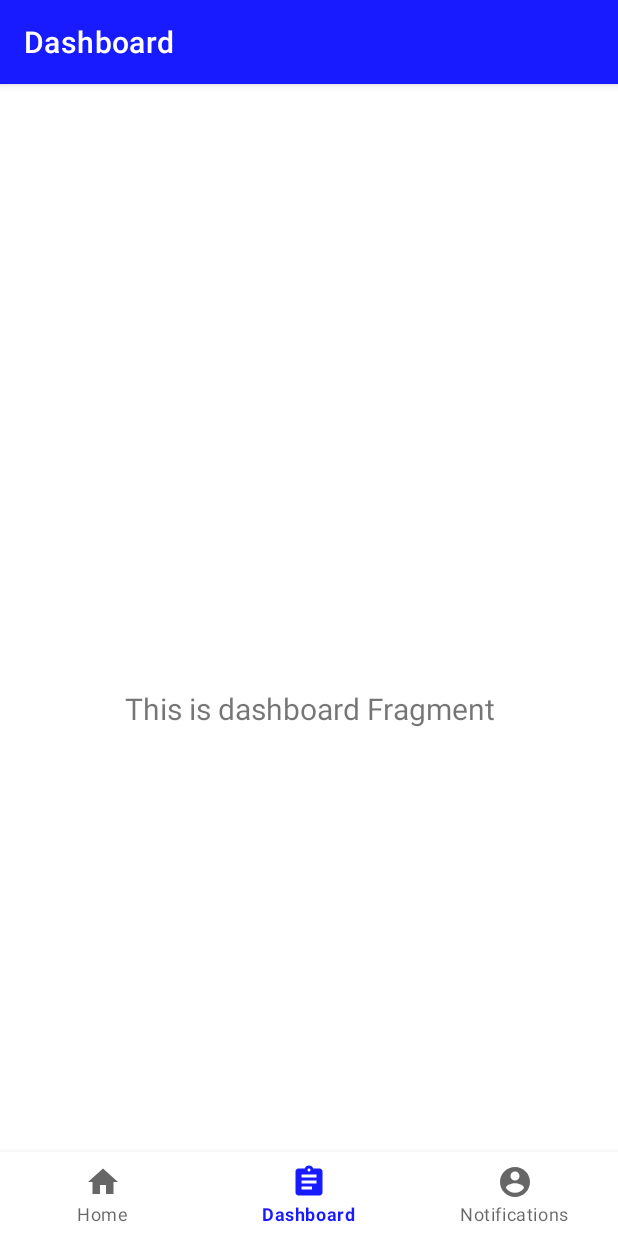
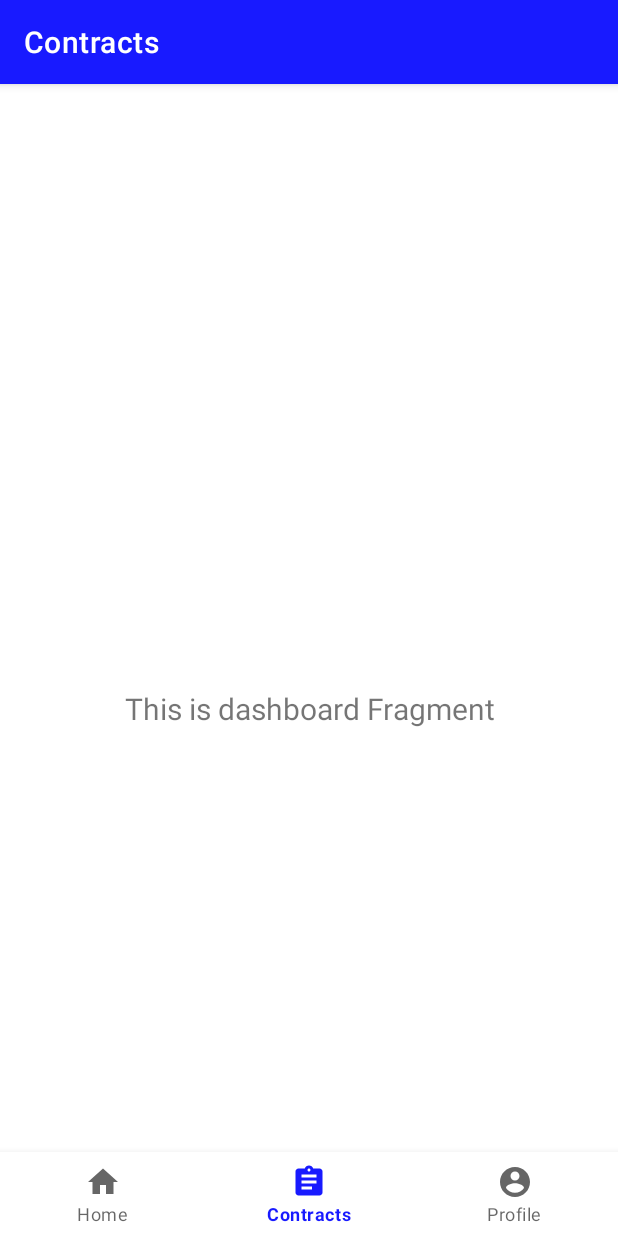
Before and after one commit to NLCodeTeam/faa-demo, an Android app: the ContractFragment screen opened through its navigation route, item 2 of the bottom bar chosen, on a phone screen of 412 x 824 dp. Run offline under Robolectric (Android 15) with nearby library versions, the phone set to English and light mode, and no system bars; our stand-ins replace navigation-ui.

Commit message:
Подключил все что нужно было

```diff
--- a/app/src/main/java/com/kapait/faa/MainActivity.kt
+++ b/app/src/main/java/com/kapait/faa/MainActivity.kt
@@ -19,7 +19,7 @@ class MainActivity : AppCompatActivity() {
         // Passing each menu ID as a set of Ids because each
         // menu should be considered as top level destinations.
         val appBarConfiguration = AppBarConfiguration(setOf(
-                R.id.navigation_home, R.id.navigation_dashboard, R.id.navigation_notifications))
+                R.id.navigation_home, R.id.navigation_contracts, R.id.navigation_profile))
         setupActionBarWithNavController(navController, appBarConfiguration)
         navView.setupWithNavController(navController)
     }
--- a/app/src/main/java/com/kapait/faa/ui/notifications/ProfileFragment.kt
+++ b/app/src/main/java/com/kapait/faa/ui/dashboard/ContractFragment.kt
@@ -1,4 +1,4 @@
-package com.kapait.faa.ui.notifications
+package com.kapait.faa.ui.dashboard
 
 import android.os.Bundle
 import android.view.LayoutInflater
@@ -10,20 +10,20 @@ import androidx.lifecycle.Observer
 import androidx.lifecycle.ViewModelProvider
 import com.kapait.faa.R
 
-class ProfileFragment : Fragment() {
+class ContractFragment : Fragment() {
 
-    private lateinit var profileViewModel: ProfileViewModel
+    private lateinit var contractViewModel: ContractViewModel
 
     override fun onCreateView(
             inflater: LayoutInflater,
             container: ViewGroup?,
             savedInstanceState: Bundle?
     ): View? {
-        profileViewModel =
-                ViewModelProvider(this).get(ProfileViewModel::class.java)
-        val root = inflater.inflate(R.layout.fragment_notifications, container, false)
-        val textView: TextView = root.findViewById(R.id.text_notifications)
-        profileViewModel.text.observe(viewLifecycleOwner, Observer {
+        contractViewModel =
+                ViewModelProvider(this).get(ContractViewModel::class.java)
+        val root = inflater.inflate(R.layout.fragment_dashboard, container, false)
+        val textView: TextView = root.findViewById(R.id.text_dashboard)
+        contractViewModel.text.observe(viewLifecycleOwner, Observer {
             textView.text = it
         })
         return root
--- a/app/src/main/java/com/kapait/faa/ui/dashboard/DashboardViewModel.kt
+++ b/app/src/main/java/com/kapait/faa/ui/dashboard/ContractViewModel.kt
@@ -4,7 +4,7 @@ import androidx.lifecycle.LiveData
 import androidx.lifecycle.MutableLiveData
 import androidx.lifecycle.ViewModel
 
-class DashboardViewModel : ViewModel() {
+class ContractViewModel : ViewModel() {
 
     private val _text = MutableLiveData<String>().apply {
         value = "This is dashboard Fragment"
--- a/app/src/main/java/com/kapait/faa/ui/dashboard/DashboardFragment.kt
+++ /dev/null
@@ -1,31 +0,0 @@
-package com.kapait.faa.ui.dashboard
-
-import android.os.Bundle
-import android.view.LayoutInflater
-import android.view.View
-import android.view.ViewGroup
-import android.widget.TextView
-import androidx.fragment.app.Fragment
-import androidx.lifecycle.Observer
-import androidx.lifecycle.ViewModelProvider
-import com.kapait.faa.R
-
-class DashboardFragment : Fragment() {
-
-    private lateinit var dashboardViewModel: DashboardViewModel
-
-    override fun onCreateView(
-            inflater: LayoutInflater,
-            container: ViewGroup?,
-            savedInstanceState: Bundle?
-    ): View? {
-        dashboardViewModel =
-                ViewModelProvider(this).get(DashboardViewModel::class.java)
-        val root = inflater.inflate(R.layout.fragment_dashboard, container, false)
-        val textView: TextView = root.findViewById(R.id.text_dashboard)
-        dashboardViewModel.text.observe(viewLifecycleOwner, Observer {
-            textView.text = it
-        })
-        return root
-    }
-}
--- a/app/src/main/java/com/kapait/faa/ui/profile/ProfileFragment.kt
+++ b/app/src/main/java/com/kapait/faa/ui/profile/ProfileFragment.kt
@@ -6,6 +6,7 @@ import android.view.View
 import android.view.ViewGroup
 import androidx.core.content.res.ResourcesCompat
 import androidx.fragment.app.Fragment
+import androidx.lifecycle.ViewModelProvider
 import com.kapait.faa.R
 import com.kapait.faa.databinding.FragmentProfileBinding
 import com.kapait.faa.ui.common.material_date_picker.SlideDatePickerDialog
@@ -15,6 +16,7 @@ import java.util.*
 class ProfileFragment: Fragment(), SlideDatePickerDialogCallback {
 
     private var profileBinding: FragmentProfileBinding? = null
+    private lateinit var profileViewModel: ProfileViewModel
     private val binding
         get() = profileBinding!!
 
@@ -24,6 +26,7 @@ class ProfileFragment: Fragment(), SlideDatePickerDialogCallback {
         savedInstanceState: Bundle?
     ): View {
         profileBinding = FragmentProfileBinding.inflate(layoutInflater, container, false)
+        profileViewModel = ViewModelProvider(this).get(ProfileViewModel::class.java)
         return binding.root
     }
 
--- a/app/src/main/java/com/kapait/faa/ui/notifications/ProfileViewModel.kt
+++ b/app/src/main/java/com/kapait/faa/ui/profile/ProfileViewModel.kt
@@ -1,4 +1,4 @@
-package com.kapait.faa.ui.notifications
+package com.kapait.faa.ui.profile
 
 import androidx.lifecycle.LiveData
 import androidx.lifecycle.MutableLiveData
--- a/app/src/main/res/layout/fragment_dashboard.xml
+++ b/app/src/main/res/layout/fragment_dashboard.xml
@@ -4,7 +4,7 @@
     xmlns:tools="http://schemas.android.com/tools"
     android:layout_width="match_parent"
     android:layout_height="match_parent"
-    tools:context=".ui.dashboard.DashboardFragment">
+    tools:context=".ui.dashboard.ContractFragment">
 
     <TextView
         android:id="@+id/text_dashboard"
--- a/app/src/main/res/menu/bottom_nav_menu.xml
+++ b/app/src/main/res/menu/bottom_nav_menu.xml
@@ -7,13 +7,13 @@
         android:title="@string/title_home" />
 
     <item
-        android:id="@+id/navigation_dashboard"
+        android:id="@+id/navigation_contracts"
         android:icon="@drawable/ic_baseline_assignment_24"
-        android:title="@string/title_dashboard" />
+        android:title="@string/title_contracts" />
 
     <item
-        android:id="@+id/navigation_notifications"
+        android:id="@+id/navigation_profile"
         android:icon="@drawable/ic_baseline_account_circle_24"
-        android:title="@string/title_notifications" />
+        android:title="@string/title_profile" />
 
 </menu>
--- a/app/src/main/res/navigation/mobile_navigation.xml
+++ b/app/src/main/res/navigation/mobile_navigation.xml
@@ -12,14 +12,14 @@
         tools:layout="@layout/fragment_home" />
 
     <fragment
-        android:id="@+id/navigation_dashboard"
-        android:name="com.kapait.faa.ui.dashboard.DashboardFragment"
-        android:label="@string/title_dashboard"
+        android:id="@+id/navigation_contracts"
+        android:name="com.kapait.faa.ui.dashboard.ContractFragment"
+        android:label="@string/title_contracts"
         tools:layout="@layout/fragment_dashboard" />
 
     <fragment
-        android:id="@+id/navigation_notifications"
-        android:name="com.kapait.faa.ui.notifications.ProfileFragment"
-        android:label="@string/title_notifications"
+        android:id="@+id/navigation_profile"
+        android:name="com.kapait.faa.ui.profile.ProfileFragment"
+        android:label="@string/title_profile"
         tools:layout="@layout/fragment_notifications" />
 </navigation>
--- a/app/src/main/res/values/strings.xml
+++ b/app/src/main/res/values/strings.xml
@@ -1,8 +1,8 @@
 <resources>
     <string name="app_name">faa</string>
     <string name="title_home">Home</string>
-    <string name="title_dashboard">Dashboard</string>
-    <string name="title_notifications">Notifications</string>
+    <string name="title_contracts">Contracts</string>
+    <string name="title_profile">Profile</string>
     <!-- TODO: Remove or change this placeholder text -->
     <string name="hello_blank_fragment">Hello blank fragment</string>
     <string name="email">Email</string>
```
Also changed, not shown: app/src/main/AndroidManifest.xml (+11 -8 lines), app/src/main/java/com/kapait/faa/ui/login/LoginFragment.kt (+16 -2 lines), app/src/main/java/com/kapait/faa/ui/login/RegisterFragment.kt (+7 -1 lines), app/src/main/java/com/kapait/faa/ui/login/SharedPrefsUtil.kt (added, +29 -0 lines), app/src/main/res/navigation/nav_graph.xml (+14 -15 lines).
